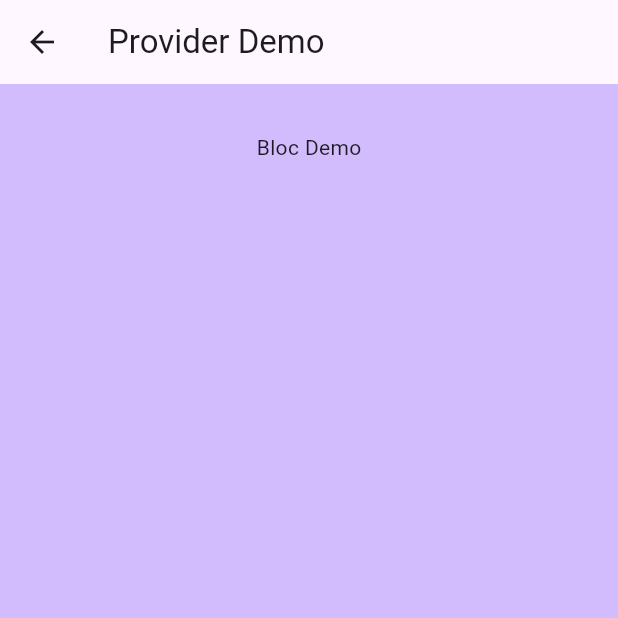
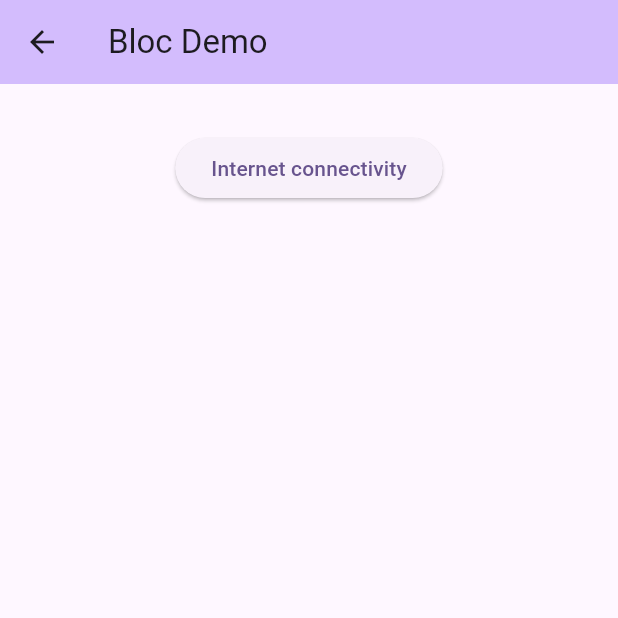
Before and after one commit to iamraajkanchan/basic_flutter_demo, a Flutter app: the screen it shows after launch, after a tap on "Bloc Demo", on a phone screen of 412 x 824 dp, the top half of it. Run offline on Flutter 3.47's test engine with Material 3 defaults, Android fonts, the phone set to English and light mode, and no system bars; our stand-ins replace fluttertoast, image_picker, video_player.

Commit message:
Connectivity package and relevant classes are added in the project.

```diff
--- a/lib/views/bloc_demo.dart
+++ b/lib/views/bloc_demo.dart
@@ -1,3 +1,4 @@
+import 'package:basic_flutter_demo/views/bloc_demo/bloc_internet_connectivity.dart';
 import 'package:basic_flutter_demo/views/utility.dart';
 import 'package:flutter/material.dart';
 
@@ -11,18 +12,29 @@ class BlocDemo extends StatefulWidget {
 }
 
 class _BlocDemo extends State<BlocDemo> {
+  void onInternetConnectivityClick() {
+    Navigator.of(context).push(MaterialPageRoute(
+        builder: (context) => BlocInternetConnectivity(
+              pageTitle: "Bloc Internet Connectivity Demo",
+            )));
+  }
+
   @override
   Widget build(BuildContext context) {
     return Scaffold(
-      appBar: AppBar(title: Text(widget.pageTitle)),
-      backgroundColor: Theme.of(context).colorScheme.inversePrimary,
+      appBar: AppBar(
+        title: Text(widget.pageTitle),
+        backgroundColor: Theme.of(context).colorScheme.inversePrimary,
+      ),
       body: Padding(
         padding: const EdgeInsets.all(16.0),
         child: Center(
           child: Column(
             children: <Widget>[
               Utility.addVerticalSpace(),
-              const Text("Bloc Demo")
+              ElevatedButton(
+                  onPressed: onInternetConnectivityClick,
+                  child: const Text("Internet connectivity")),
             ],
           ),
         ),
--- a/lib/views/menu.dart
+++ b/lib/views/menu.dart
@@ -57,7 +57,7 @@ class Menu extends StatelessWidget {
 
     void onBlocDemoClick() {
       Navigator.of(context).push(MaterialPageRoute(
-          builder: (context) => const BlocDemo(pageTitle: "Provider Demo")));
+          builder: (context) => const BlocDemo(pageTitle: "Bloc Demo")));
     }
 
     return Scaffold(
--- a/pubspec.yaml
+++ b/pubspec.yaml
@@ -41,6 +41,7 @@ dependencies:
   video_player: ^2.8.1
   provider: ^6.1.1
   flutter_bloc: ^8.1.3
+  connectivity_plus: ^5.0.2
 
 dev_dependencies:
   flutter_test:
```
Also changed, not shown: lib/views/bloc_demo/bloc_internet_connectivity.dart (added, +20 -0 lines), pubspec.lock, 3 other files.
